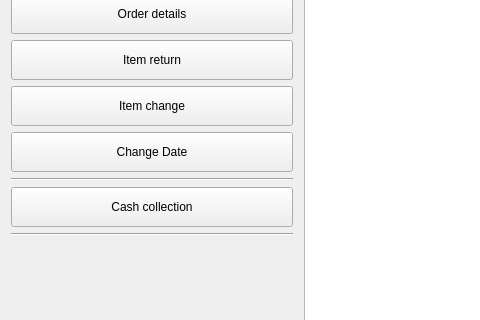
Before: the Qt Designer form Shop/sales.ui in End1-1/Cafe5, drawn with Qt 5; both pictures show x 0 to 480 and y 247 to 567 of the 1024 by 768 pixel window.
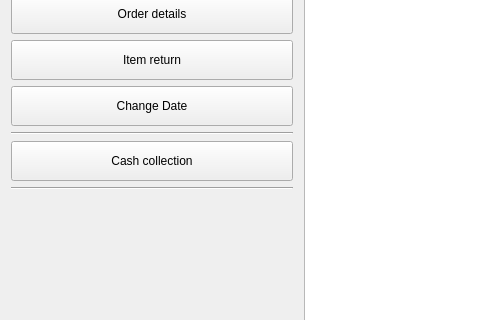
After: the same form once the commit is applied. Icons and pictures are not drawn. Custom widgets are drawn as their Qt base class.

What changed in the file:
```diff
--- a/Shop/sales.ui
+++ b/Shop/sales.ui
@@ -413,23 +413,6 @@
           </property>
          </widget>
         </item>
-        <item>
-         <widget class="QPushButton" name="btnItemChange">
-          <property name="minimumSize">
-           <size>
-            <width>0</width>
-            <height>40</height>
-           </size>
-          </property>
-          <property name="text">
-           <string>Item change</string>
-          </property>
-          <property name="icon">
-           <iconset resource="../resources/res.qrc">
-            <normaloff>:/restart.png</normaloff>:/restart.png</iconset>
-          </property>
-         </widget>
-        </item>
         <item>
          <widget class="QPushButton" name="btnChangeDate">
           <property name="minimumSize">
```
Left out of the diff: 2 changed lines with no effect on the pictures.
